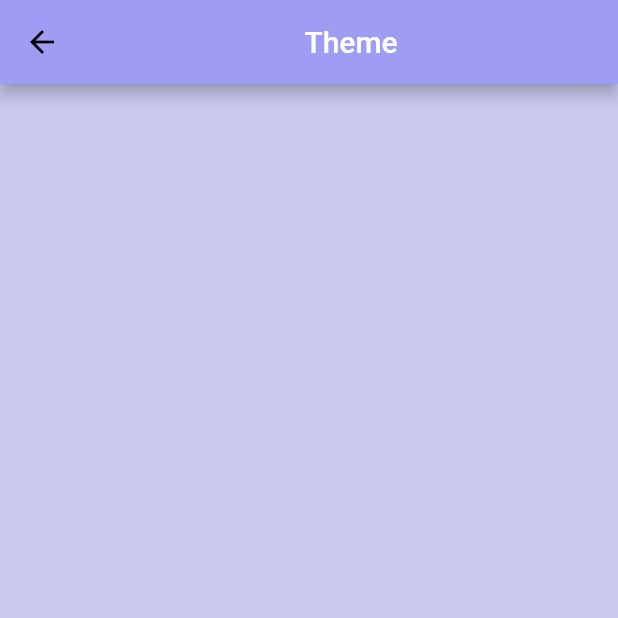
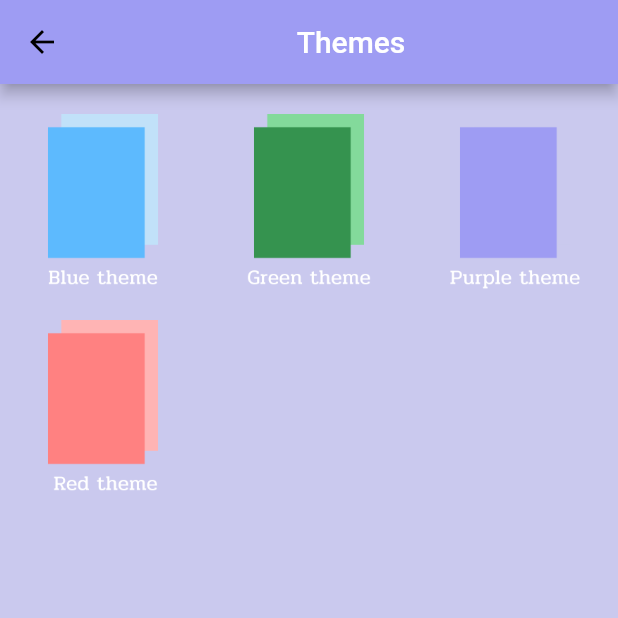
Before and after one commit to WachirananNot/AlarmPlus, a Flutter app: the ThemeList screen opened directly, on a phone screen of 412 x 824 dp, the top half of it. Run offline on Flutter 3.47's test engine with Material 2 defaults, Android fonts, the phone set to English and light mode, and no system bars; our stand-ins replace audioplayers, awesome_notifications, lite_rolling_switch.

Commit message:
add condition and can change theme

```diff
--- a/lib/theme_page.dart
+++ b/lib/theme_page.dart
@@ -4,8 +4,8 @@ import 'package:provider/provider.dart';
 import 'alarm_service.dart';
 
 class ThemeList extends StatefulWidget {
-  const ThemeList({super.key});
-
+  const ThemeList({super.key, required this.page});
+  final String? page;
   @override
   State<ThemeList> createState() => _ThemeListState();
 }
@@ -14,12 +14,50 @@ class _ThemeListState extends State<ThemeList> {
   @override
   Widget build(BuildContext context) {
     return Consumer<AlarmService>(builder: (_, alarmService, __) {
-      return Scaffold(
+      if (widget.page == "shop") {
+        return Scaffold(
+          backgroundColor: alarmService.subColor,
+          body: GridView.builder(
+              itemCount: alarmService.theme.length,
+              gridDelegate: const SliverGridDelegateWithFixedCrossAxisCount(
+                  crossAxisCount: 3),
+              itemBuilder: ((context, index) {
+                return Container(
+                  margin: const EdgeInsets.fromLTRB(0, 20, 0, 0),
+                  child: GestureDetector(
+                    child: Image.asset(alarmService.theme[index]![0]),
+                    onTap: () {},
+                  ),
+                );
+              })),
+        );
+      } else {
+        return Scaffold(
           backgroundColor: alarmService.subColor,
           appBar: AppBar(
             title: const Center(
-                child: Text("Theme", style: TextStyle(color: Colors.white))),
-          ));
+                child: Text("Themes", style: TextStyle(color: Colors.white))),
+          ),
+          body: GridView.builder(
+              itemCount: alarmService.theme.length,
+              gridDelegate: const SliverGridDelegateWithFixedCrossAxisCount(
+                  crossAxisCount: 3),
+              itemBuilder: ((context, index) {
+                return Container(
+                  margin: const EdgeInsets.fromLTRB(0, 20, 0, 0),
+                  child: GestureDetector(
+                    child: Image.asset(alarmService.theme[index]![0]),
+                    onTap: () {
+                      setState(() {
+                        alarmService.setColor(alarmService.theme[index]![1]);
+                        alarmService.setSubColor(alarmService.theme[index]![2]);
+                      });
+                    },
+                  ),
+                );
+              })),
+        );
+      }
     });
   }
 }
```
